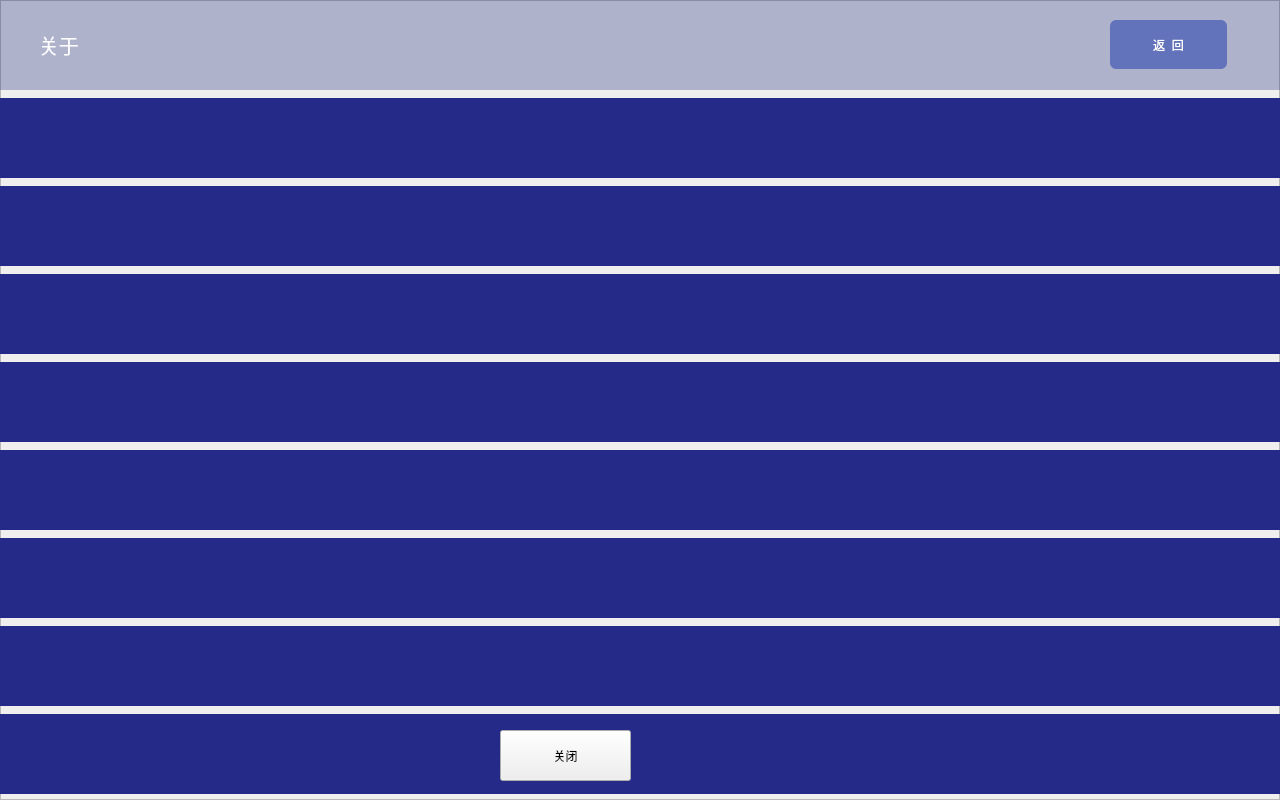
Old version of the form about.ui in the repository thewayI/tiny4412.
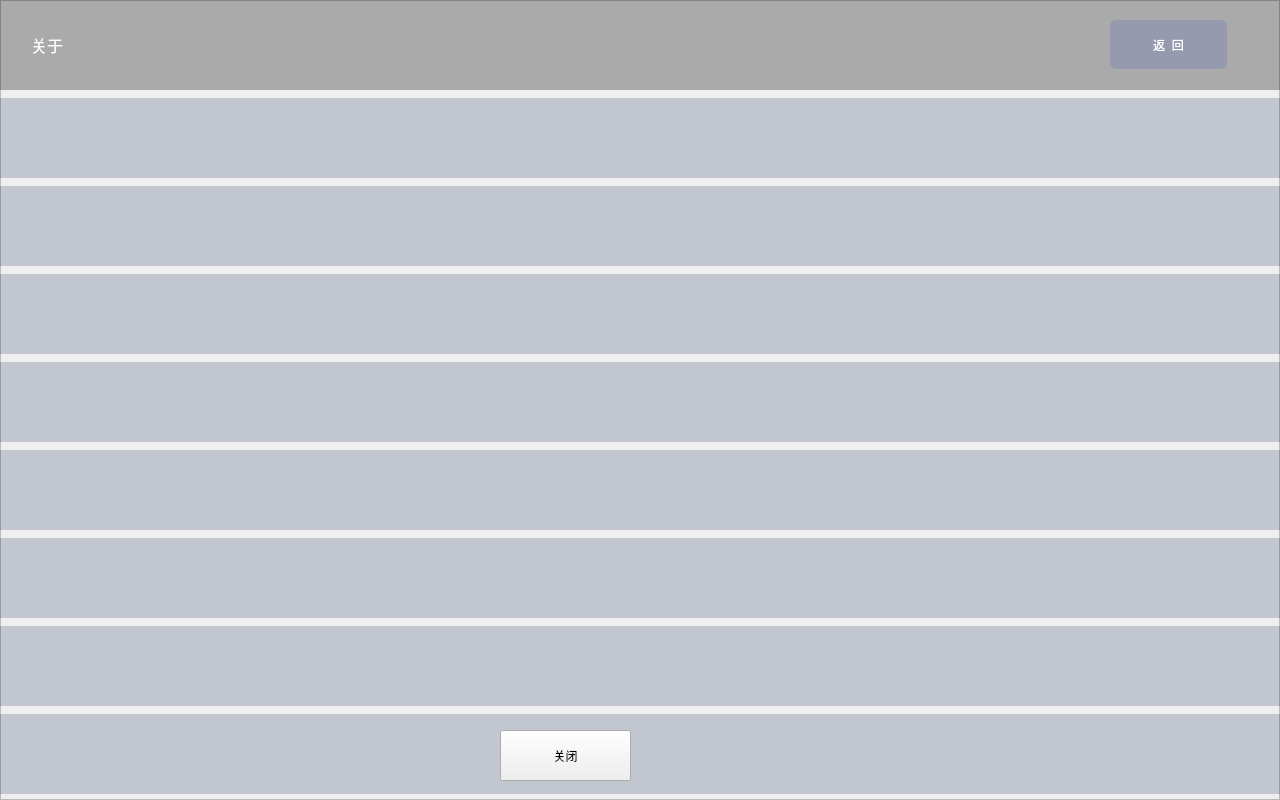
New version of the form. Icons and pictures are not drawn.

Patch:
```diff
--- a/about.ui
+++ b/about.ui
@@ -205,12 +205,12 @@
    </property>
    <property name="font">
     <font>
-     <pointsize>15</pointsize>
+     <pointsize>12</pointsize>
     </font>
    </property>
    <property name="styleSheet">
     <string notr="true">color: rgb(253, 252, 254);
-background-color: rgba(34, 44, 125,80);
+background-color: rgba(5, 2, 4,75);
 </string>
    </property>
    <property name="text">
@@ -233,7 +233,7 @@
    </property>
    <property name="styleSheet">
     <string notr="true">border-top-left-radius:6px;
-background-color: rgb(99, 115, 187);
+background-color: rgba(99, 115, 187,75);
 border-top-right-radius:6px;
 border-bottom-left-radius:6px;
 border-bottom-right-radius:6px;
@@ -256,7 +256,7 @@
     </rect>
    </property>
    <property name="styleSheet">
-    <string notr="true">background-color: rgb(37, 42, 136);</string>
+    <string notr="true">background-color: rgba(8, 38, 78, 50);</string>
    </property>
    <property name="text">
     <string/>
@@ -272,7 +272,7 @@
     </rect>
    </property>
    <property name="styleSheet">
-    <string notr="true">background-color: rgb(37, 42, 136);</string>
+    <string notr="true">background-color: rgba(8, 38, 78, 50);</string>
    </property>
    <property name="text">
     <string/>
@@ -288,7 +288,7 @@
     </rect>
    </property>
    <property name="styleSheet">
-    <string notr="true">background-color: rgb(37, 42, 136);</string>
+    <string notr="true">background-color: rgba(8, 38, 78, 50);</string>
    </property>
    <property name="text">
     <string/>
@@ -304,7 +304,7 @@
     </rect>
    </property>
    <property name="styleSheet">
-    <string notr="true">background-color: rgb(37, 42, 136);</string>
+    <string notr="true">background-color: rgba(8, 38, 78, 50);</string>
    </property>
    <property name="text">
     <string/>
@@ -320,7 +320,7 @@
     </rect>
    </property>
    <property name="styleSheet">
-    <string notr="true">background-color: rgb(37, 42, 136);</string>
+    <string notr="true">background-color: rgba(8, 38, 78, 50);</string>
    </property>
    <property name="text">
     <string/>
@@ -336,7 +336,7 @@
     </rect>
    </property>
    <property name="styleSheet">
-    <string notr="true">background-color: rgb(37, 42, 136);</string>
+    <string notr="true">background-color: rgba(8, 38, 78, 50);</string>
    </property>
    <property name="text">
     <string/>
@@ -352,7 +352,7 @@
     </rect>
    </property>
    <property name="styleSheet">
-    <string notr="true">background-color: rgb(37, 42, 136);</string>
+    <string notr="true">background-color: rgba(8, 38, 78, 50);</string>
    </property>
    <property name="text">
     <string/>
@@ -368,7 +368,7 @@
     </rect>
    </property>
    <property name="styleSheet">
-    <string notr="true">background-color: rgb(37, 42, 136);</string>
+    <string notr="true">background-color: rgba(8, 38, 78, 50);</string>
    </property>
    <property name="text">
     <string/>
```
Left out of the diff: 3 changed lines with no effect on the pictures.
